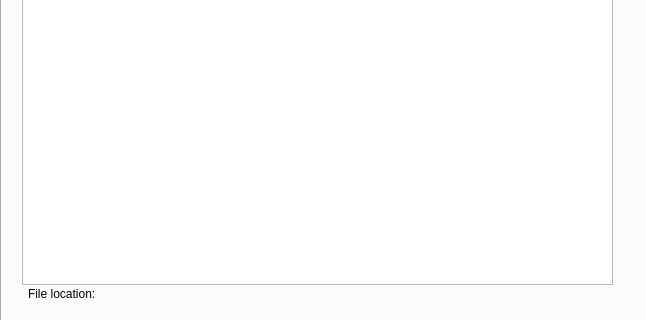
The window that displayteams.ui (sprinklej/displayText) describes before a commit, drawn with Qt 5; both pictures show x 0 to 646 and y 312 to 632 of the 646 by 632 pixel window.
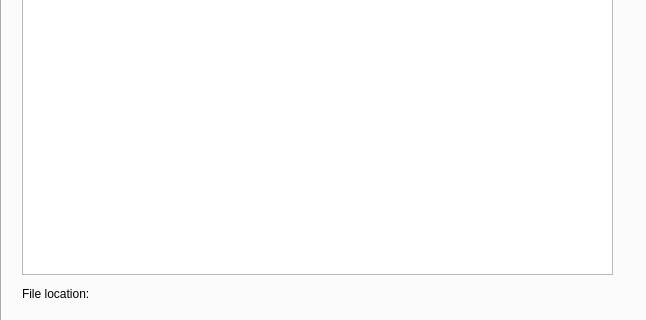
The same window after the commit.

Diff of the .ui file:
```diff
--- a/displayteams.ui
+++ b/displayteams.ui
@@ -35,14 +35,14 @@
        <x>20</x>
        <y>20</y>
        <width>591</width>
-       <height>501</height>
+       <height>491</height>
       </rect>
      </property>
     </widget>
     <widget class="QLabel" name="label_Summary_Loc">
      <property name="geometry">
       <rect>
-       <x>26</x>
+       <x>20</x>
        <y>520</y>
        <width>471</width>
        <height>20</height>
```
Left out of the diff: 4 changed lines with no effect on the pictures.
